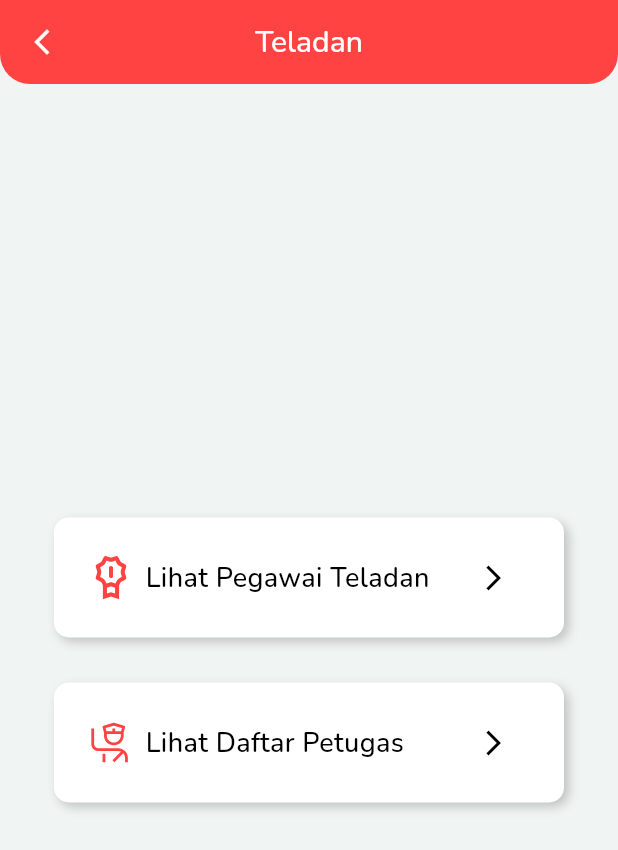
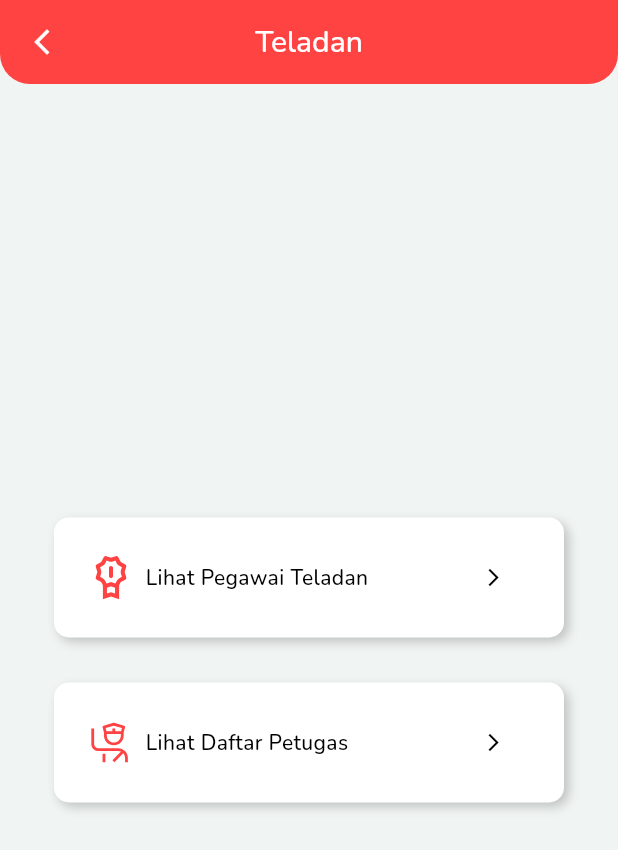
Before and after one commit to Introvertskrrt/SiElsi-Project, a Flutter app: the TeladanView screen opened by its route, on a phone screen of 412 x 824 dp. Shown: the top 850 px of the screen. Run offline on Flutter 3.47's test engine with Material 3 defaults, Android fonts, the light colour scheme and no system bars; our stand-ins replace carousel_slider, dash_chat_2, dropdown_button2, file_picker, flutter_svg, get and 3 more.

Commit message:
merge feat-teladan to development, and fix some UI issues

```diff
--- a/lib/views/dashboard_views/widgets/keluarga_menu_widget.dart
+++ b/lib/views/dashboard_views/widgets/keluarga_menu_widget.dart
@@ -49,7 +49,7 @@ class KeluargaMenuWidget extends StatelessWidget {
               ),
               GestureDetector(
                 onTap: () {
-                  errorSnackBar();
+                  Get.toNamed(AppRoutes.teladanPage);
                 },
                 child: buildMenuColumn(
                   "assets/icons/Teladan.png",
--- a/lib/views/teladan_views/menu_teladan_view.dart
+++ b/lib/views/teladan_views/menu_teladan_view.dart
@@ -41,14 +41,16 @@ class TeladanView extends StatelessWidget {
       ),
       body: Center(
         child: Padding(
-          padding: const EdgeInsets.symmetric(horizontal: 36),
+          padding: const EdgeInsets.all(36),
           child: Column(
             mainAxisAlignment: MainAxisAlignment.center,
             children: [
               MenuCard(
                 iconPath: 'assets/svg/pegawai_teladan.svg',
                 title: 'Lihat Pegawai Teladan',
-                onPressed: () {},
+                onPressed: () {
+                  Get.toNamed(AppRoutes.petugasTeladanPage);
+                },
               ),
               const SizedBox(height: 30),
               MenuCard(
@@ -105,7 +107,7 @@ class MenuCard extends StatelessWidget {
               child: Text(
                 title,
                 style: TextStyleConstant.nunitoSemiBold.copyWith(
-                  fontSize: 18,
+                  fontSize: 14,
                   color: Colors.black,
                 ),
               ),
@@ -115,7 +117,7 @@ class MenuCard extends StatelessWidget {
             icon: const Icon(
               Icons.arrow_forward_ios,
               color: Colors.black,
-              size: 20,
+              size: 14,
             ),
             onPressed: onPressed,
           ),
```
